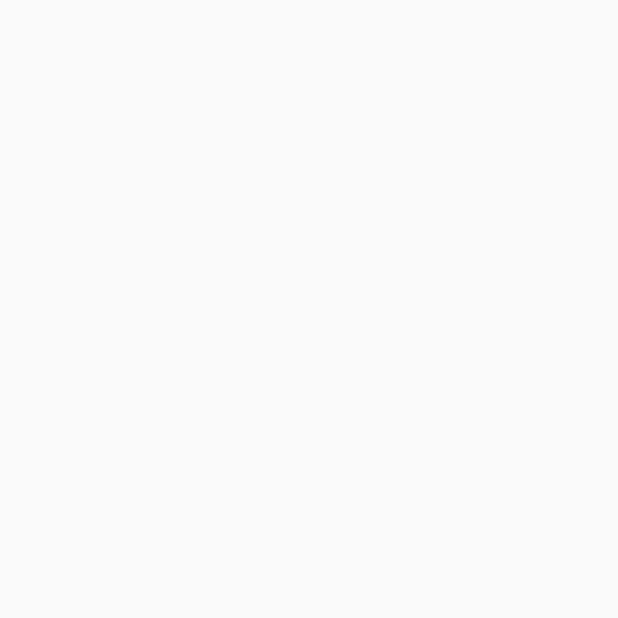
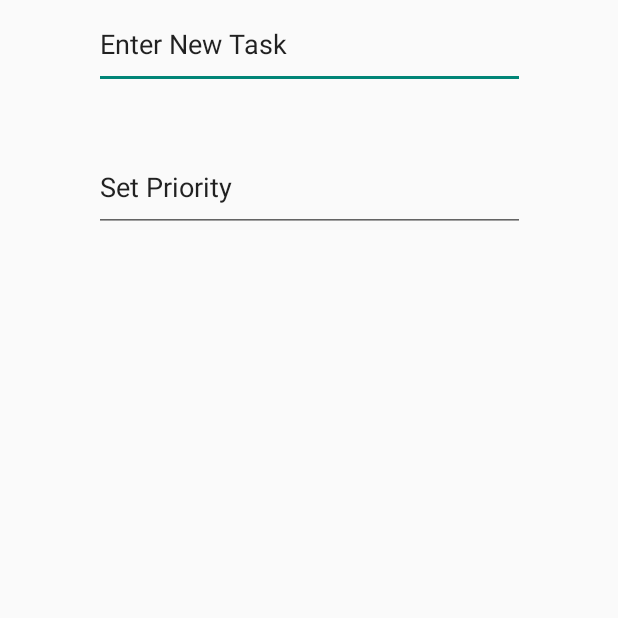
Before and after one commit to Labyrinth-759/TaskTidy, an Android app: the AddtaskActivity screen opened directly, with no data from a screen before it, on a phone screen of 412 x 824 dp, the top half of it. Before the commit the part shown is empty. Run offline under Robolectric (Android 15) with nearby library versions, the phone set to English and light mode, and no system bars.

Commit message:
changed about

```diff
--- a/app/src/main/res/layout/activity_addtask.xml
+++ b/app/src/main/res/layout/activity_addtask.xml
@@ -6,4 +6,27 @@
     android:layout_height="match_parent"
     tools:context=".AddtaskActivity">
 
+
+    <EditText
+        android:id="@+id/enternewtask"
+        android:layout_width="287dp"
+        android:layout_height="59dp"
+        android:hint=""
+        android:text="@string/addtask"
+        app:layout_constraintEnd_toEndOf="parent"
+        app:layout_constraintStart_toStartOf="parent"
+        tools:ignore="MissingConstraints"
+        tools:layout_editor_absoluteY="241dp" />
+
+    <EditText
+        android:id="@+id/setprio"
+        android:layout_width="287dp"
+        android:layout_height="59dp"
+        android:layout_marginTop="36dp"
+        android:hint=""
+        android:text="@string/setprio"
+        app:layout_constraintEnd_toEndOf="parent"
+        app:layout_constraintStart_toStartOf="parent"
+        app:layout_constraintTop_toBottomOf="@+id/enternewtask"
+        tools:ignore="MissingConstraints" />
 </androidx.constraintlayout.widget.ConstraintLayout>
--- a/app/src/main/res/values/strings.xml
+++ b/app/src/main/res/values/strings.xml
@@ -10,4 +10,6 @@
     <string name="add">Add</string>
     <string name="db">Dashboard</string>
     <string name="todo">Icon</string>
+    <string name="addtask">Enter New Task</string>
+    <string name="setprio">Set Priority</string>
 </resources>
```
